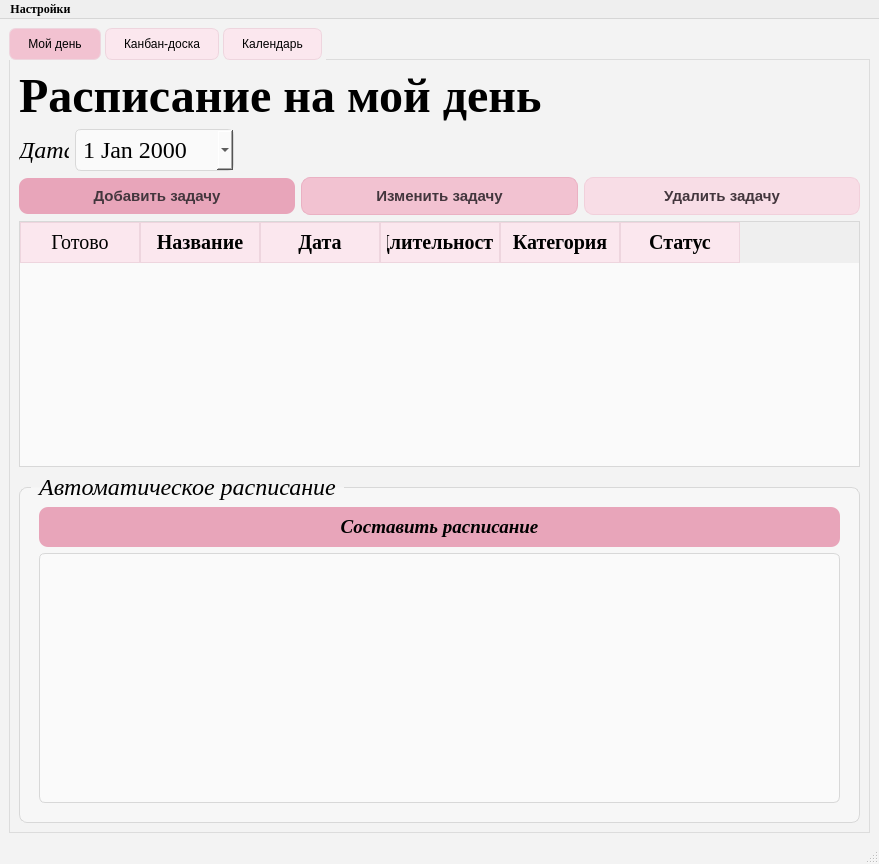
mallkiry/Takt, file app/design_ui/main_window.ui: the form before one commit.
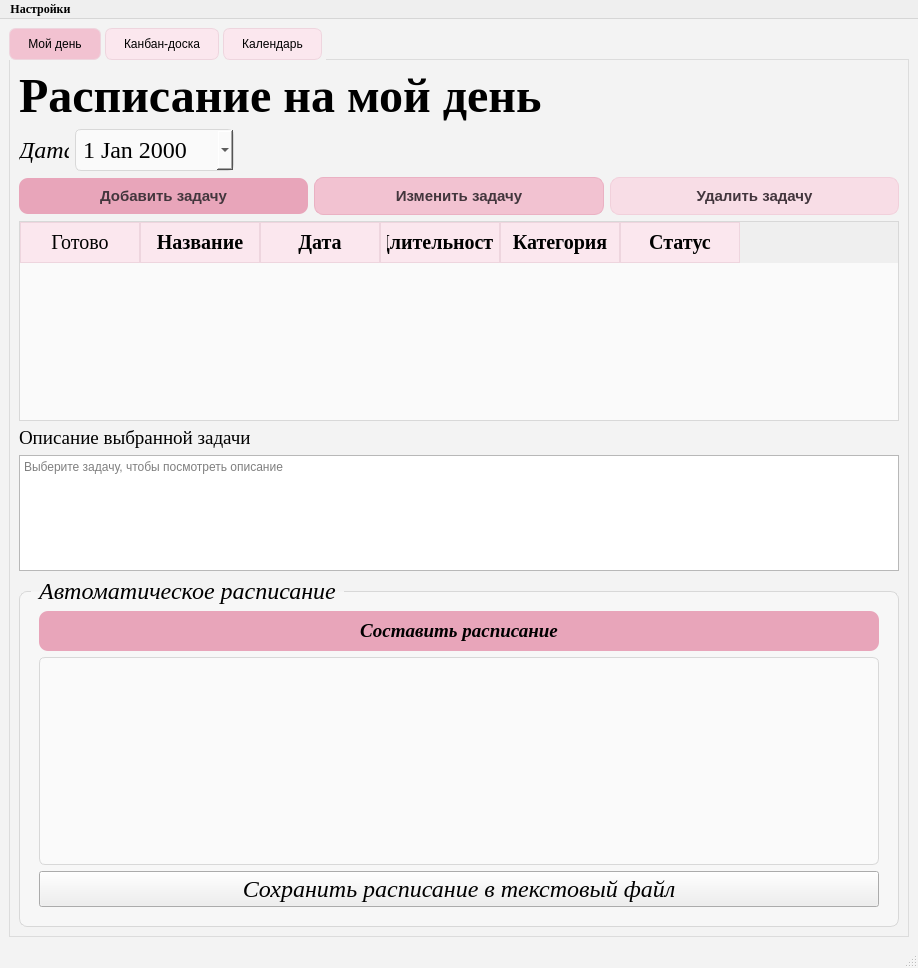
The form after the commit.

```diff
--- a/app/design_ui/main_window.ui
+++ b/app/design_ui/main_window.ui
@@ -2,12 +2,15 @@
 <ui version="4.0">
  <class>MainWindow</class>
  <widget class="QMainWindow" name="MainWindow">
+  <property name="enabled">
+   <bool>true</bool>
+  </property>
   <property name="geometry">
    <rect>
     <x>0</x>
     <y>0</y>
-    <width>879</width>
-    <height>864</height>
+    <width>918</width>
+    <height>968</height>
    </rect>
   </property>
   <property name="maximumSize">
@@ -438,6 +441,32 @@
           </column>
          </widget>
         </item>
+        <item>
+         <widget class="QLabel" name="label_2">
+          <property name="font">
+           <font>
+            <family>Georgia</family>
+            <pointsize>14</pointsize>
+           </font>
+          </property>
+          <property name="text">
+           <string>Описание выбранной задачи</string>
+          </property>
+         </widget>
+        </item>
+        <item>
+         <widget class="QTextBrowser" name="descriptionBrowser">
+          <property name="minimumSize">
+           <size>
+            <width>0</width>
+            <height>70</height>
+           </size>
+          </property>
+          <property name="placeholderText">
+           <string>Выберите задачу, чтобы посмотреть описание</string>
+          </property>
+         </widget>
+        </item>
         <item>
          <widget class="QGroupBox" name="scheduleGroupBox">
           <property name="minimumSize">
@@ -483,6 +512,13 @@
            <item>
             <widget class="QTextBrowser" name="scheduleBrowser"/>
            </item>
+           <item>
+            <widget class="QPushButton" name="exportScheduleButton">
+             <property name="text">
+              <string>Сохранить расписание в текстовый файл</string>
+             </property>
+            </widget>
+           </item>
           </layout>
          </widget>
         </item>
@@ -820,7 +856,7 @@
     <rect>
      <x>0</x>
      <y>0</y>
-     <width>879</width>
+     <width>918</width>
      <height>37</height>
     </rect>
    </property>
```
